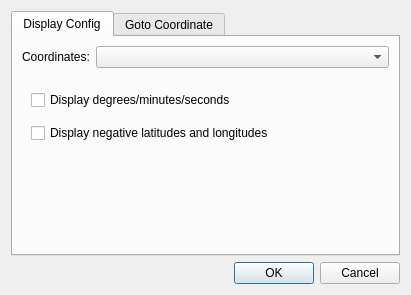
Old version of the form src/wiser/gui/ui_files/geo_coords_dialog.ui in the repository Ehlmann-research-group/WISER.
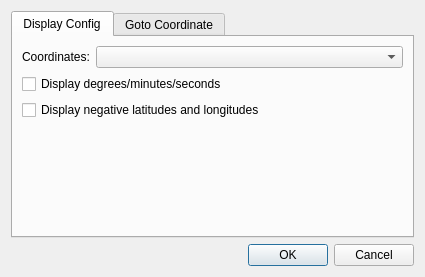
New version of the form.

```diff
--- a/src/wiser/gui/ui_files/geo_coords_dialog.ui
+++ b/src/wiser/gui/ui_files/geo_coords_dialog.ui
@@ -6,8 +6,8 @@
    <rect>
     <x>0</x>
     <y>0</y>
-    <width>411</width>
-    <height>295</height>
+    <width>425</width>
+    <height>277</height>
    </rect>
   </property>
   <property name="windowTitle">
@@ -34,36 +34,10 @@
          </property>
         </widget>
        </item>
-       <item row="3" column="1" colspan="2">
-        <widget class="QStackedWidget" name="stackedWidget">
-         <property name="currentIndex">
-          <number>1</number>
-         </property>
-         <widget class="QWidget" name="page_proj"/>
-         <widget class="QWidget" name="page_geog">
-          <layout class="QGridLayout" name="gridLayout_2">
-           <item row="0" column="0">
-            <widget class="QCheckBox" name="ckbox_deg_min_sec">
-             <property name="text">
-              <string>Display degrees/minutes/seconds</string>
-             </property>
-            </widget>
-           </item>
-           <item row="1" column="0">
-            <widget class="QCheckBox" name="ckbox_neg_degrees">
-             <property name="text">
-              <string>Display negative latitudes and longitudes</string>
-             </property>
-            </widget>
-           </item>
-          </layout>
-         </widget>
-        </widget>
-       </item>
        <item row="0" column="2">
         <widget class="QComboBox" name="cbox_display_coords"/>
        </item>
-       <item row="4" column="1" colspan="2">
+       <item row="5" column="1" colspan="2">
         <spacer name="verticalSpacer">
          <property name="orientation">
           <enum>Qt::Vertical</enum>
@@ -76,6 +50,20 @@
          </property>
         </spacer>
        </item>
+       <item row="4" column="1" colspan="2">
+        <widget class="QCheckBox" name="ckbox_neg_degrees">
+         <property name="text">
+          <string>Display negative latitudes and longitudes</string>
+         </property>
+        </widget>
+       </item>
+       <item row="3" column="1" colspan="2">
+        <widget class="QCheckBox" name="ckbox_deg_min_sec">
+         <property name="text">
+          <string>Display degrees/minutes/seconds</string>
+         </property>
+        </widget>
+       </item>
       </layout>
      </widget>
      <widget class="QWidget" name="tab_goto_coord">
```
Left out of the diff: 2 changed lines with no effect on the pictures.
